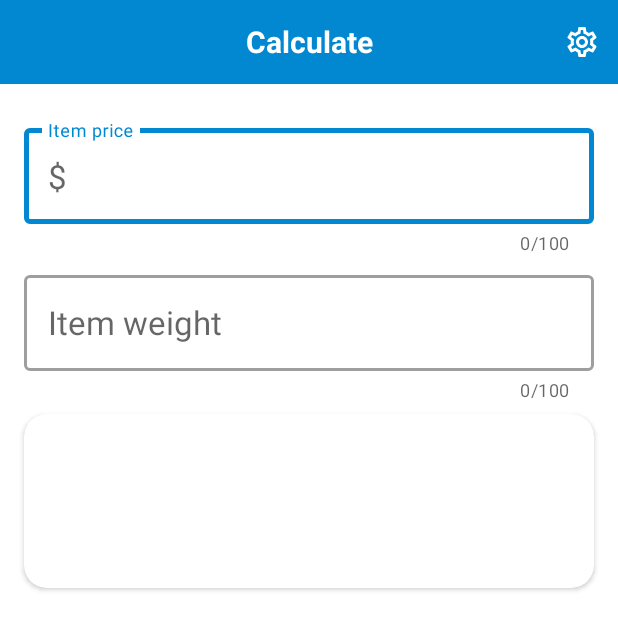
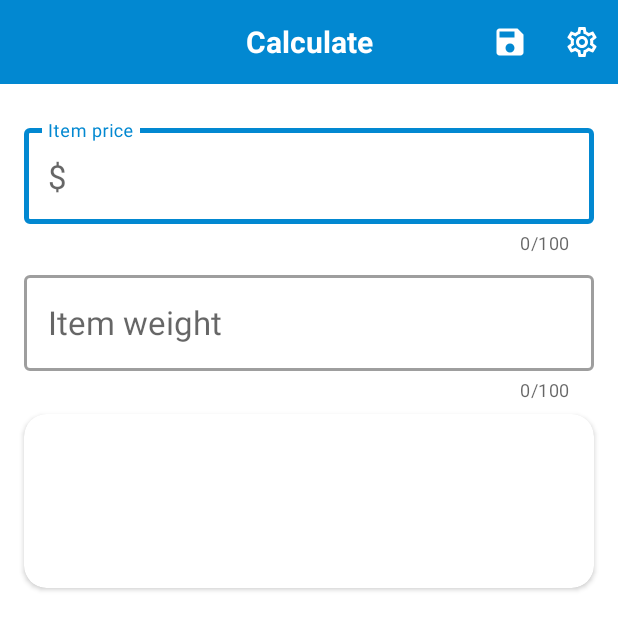
Before and after one commit to BMU-Pervin/CustomsTaxesCalculator, an Android app: the screen it shows after launch (MainActivity), on a phone screen of 412 x 824 dp, the top half of it. Run offline under Robolectric (Android 15) with nearby library versions, the phone set to English and light mode, and no system bars; our stand-ins replace AdMob, Room's generated code, data binding, navigation-ui; libraries missing offline, so code that uses them is left out: net.colindodd.gradientlayout; plain views replace GradientRelativeLayout; Roboto replaces fonts that are not available here; 4 statements that could not run were skipped.

```diff
--- a/app/src/main/java/az/squareroot/customstaxescalc/ui/calculate/CalculateFragment.kt
+++ b/app/src/main/java/az/squareroot/customstaxescalc/ui/calculate/CalculateFragment.kt
@@ -212,4 +212,10 @@ class CalculateFragment : Fragment() {
 
         return binding.root
     }
+
+    override fun onStop() {
+        binding.inputTextItemPrice.requestFocus()
+        (binding.inputTextItemPrice as View).hideKeyboard()
+        super.onStop()
+    }
 }
--- a/app/src/main/java/az/squareroot/customstaxescalc/ui/settings/SettingsFragment.kt
+++ b/app/src/main/java/az/squareroot/customstaxescalc/ui/settings/SettingsFragment.kt
@@ -21,6 +21,5 @@ class SettingsFragment : PreferenceFragmentCompat() {
             val navController = findNavController()
             navController.navigateUp()
         }
-        toolbar.title = getString(R.string.title_settings)
     }
 }
--- a/app/src/main/res/layout/fragment_calculate.xml
+++ b/app/src/main/res/layout/fragment_calculate.xml
@@ -77,6 +77,7 @@
                         android:id="@+id/input_text_item_weight"
                         android:layout_width="match_parent"
                         android:layout_height="wrap_content"
+                        android:imeOptions="actionDone"
                         android:inputType="numberDecimal"
                         android:textAppearance="@style/TextAppearance.AppCompat.Large" />
                 </com.google.android.material.textfield.TextInputLayout>
@@ -207,6 +208,7 @@
                         android:id="@+id/input_text_cargo_price"
                         android:layout_width="match_parent"
                         android:layout_height="wrap_content"
+                        android:imeOptions="actionDone"
                         android:inputType="numberDecimal"
                         android:textAppearance="@style/TextAppearance.AppCompat.Large" />
                 </com.google.android.material.textfield.TextInputLayout>
@@ -246,6 +248,7 @@
                         android:id="@+id/input_text_used_limit"
                         android:layout_width="match_parent"
                         android:layout_height="wrap_content"
+                        android:imeOptions="actionDone"
                         android:inputType="numberDecimal"
                         android:textAppearance="@style/TextAppearance.AppCompat.Large" />
                 </com.google.android.material.textfield.TextInputLayout>
--- a/app/src/main/res/menu/toolbar_calculate.xml
+++ b/app/src/main/res/menu/toolbar_calculate.xml
@@ -1,6 +1,12 @@
 <?xml version="1.0" encoding="utf-8"?>
 <menu xmlns:android="http://schemas.android.com/apk/res/android"
     xmlns:app="http://schemas.android.com/apk/res-auto">
+    <item
+        android:id="@+id/menu_item_save"
+        android:icon="@drawable/ic_baseline_save_24dp"
+        android:title="@string/menu_item_save"
+        app:showAsAction="ifRoom"/>
+
     <item
         android:id="@+id/menu_item_settings"
         android:icon="@drawable/ic_outline_settings_24dp"
--- a/app/src/main/res/values/strings.xml
+++ b/app/src/main/res/values/strings.xml
@@ -31,6 +31,7 @@
     <string name="toast_unselected_carrier">You need to select a carrier for calculation.</string>
     <string name="button_calculate">Calculate</string>
     <string name="menu_item_settings">Settings</string>
+    <string name="menu_item_save">Save</string>
     <string name="menu_item_taxes" translatable="false">Taxes</string>
 
     <!-- Taxes Page Item Strings -->
@@ -99,5 +100,6 @@
     <string name="short_description_mover" translatable="false">“Mover” MMC express logistika şirkətidir. 2015-ci ildən bəri Azərbaycan bazarında fəaliyyət göstərən şirkət bu günə qədər 60 mindən çox fiziki şəxsin 3 milyondan artıq yükünü müxtəlif xarici ölkələrdən Azərbaycana gətirib, o cümlədən ölkə daxilindəki ünvanlara əldən təslim edib.</string>
     <string name="short_description_camex" translatable="false">Camex şirkəti, Azərbaycan Respublikası İqtisadiyyat Nazirliyi tərəfindən verilmiş lisenziya əsasında 2012-ci ildən etibarən fəaliyyət göstərməkdədir.«Camex» ABŞ, Almaniya, BƏƏ, Türkiyə, Çin, İngiltərə poçt bağlamalarının, onlayn mağazalar vasitəsilə sifariş edilən malların, eləcə də böyük həcmli və ağır çəkili qeyri-standart yüklərin qısa müddətdə hava nəqliyyatı ilə Azərbaycana çatdırılmasını təşkil edir.</string>
 
+
     <!-- New -->
 </resources>
```
Also changed, not shown: app/src/main/java/az/squareroot/customstaxescalc/CarriersAdapter.kt (+6 -2 lines), app/src/main/res/layout/toolbar_settings.xml (+2 -15 lines), 2 other files.
